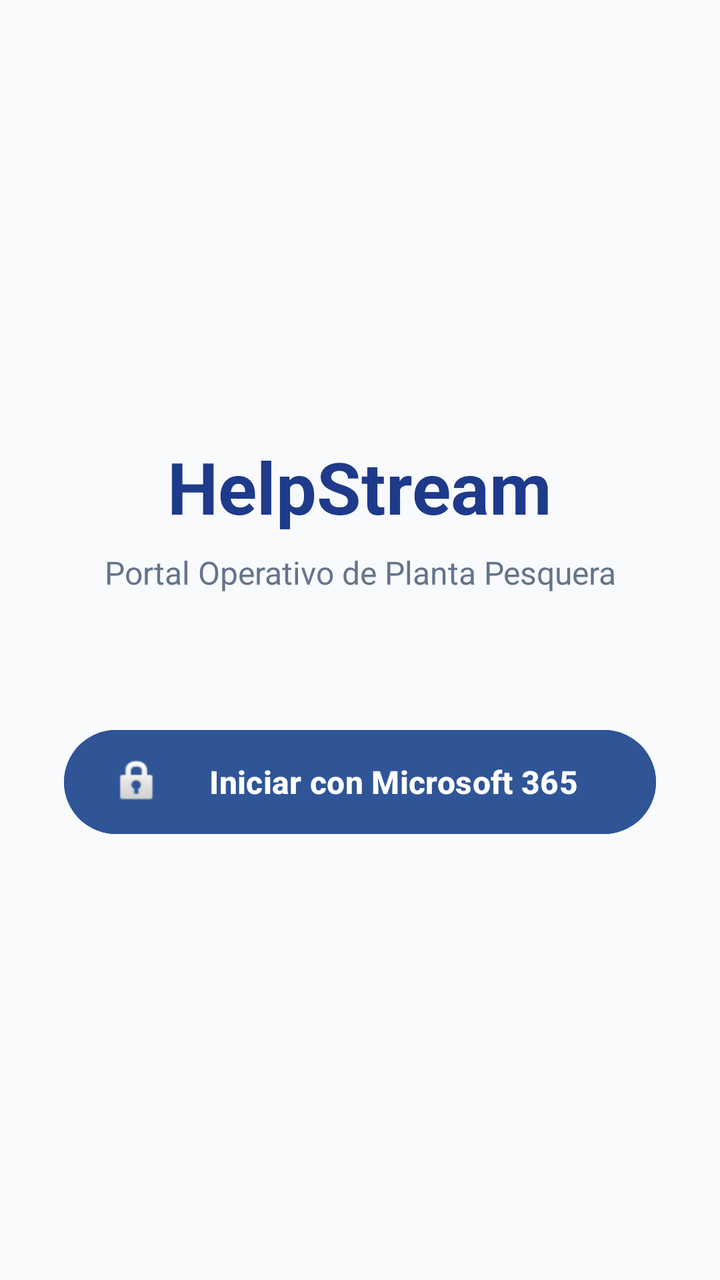
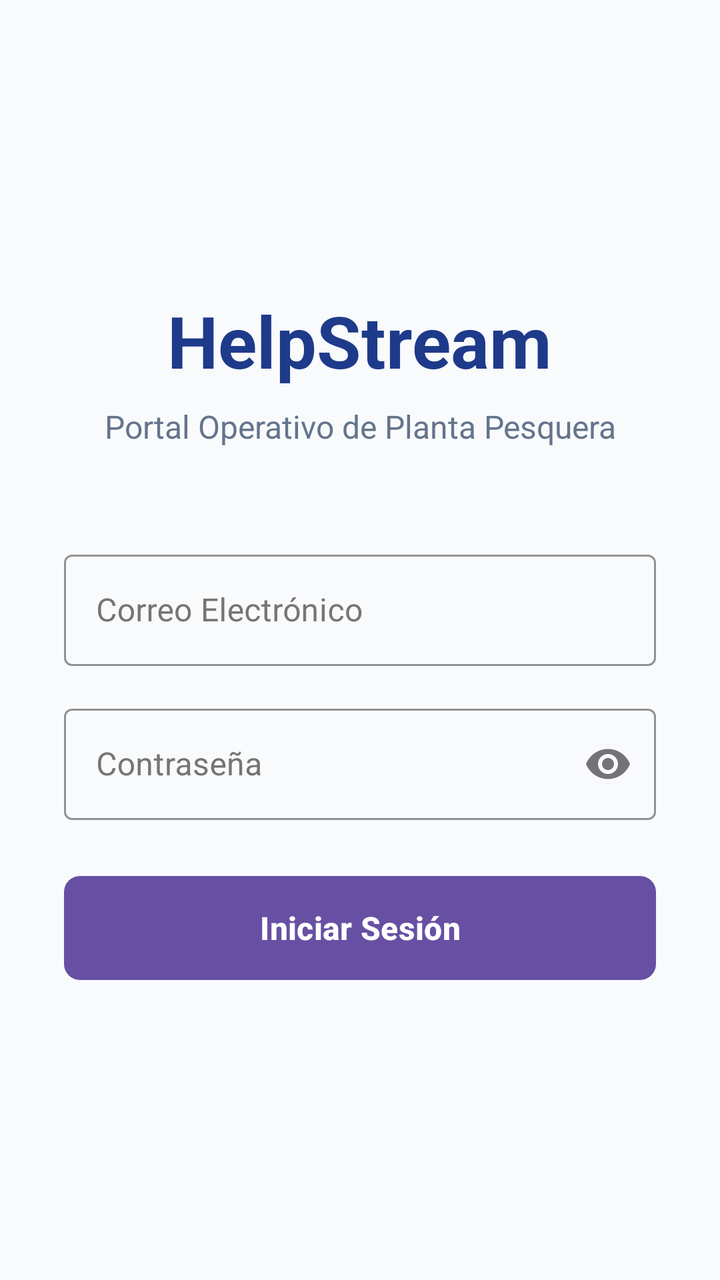

Two renders of the same Android screen: before a commit and after it. Below are the layout's source before the change and the commit's diff.
<!-- AndroidManifest.xml: application theme Theme.HelpStream_Mobile -->
<!-- res/layout/activity_login.xml -->
<?xml version="1.0" encoding="utf-8"?>
<LinearLayout xmlns:android="http://schemas.android.com/apk/res/android"
    android:layout_width="match_parent"
    android:layout_height="match_parent"
    android:orientation="vertical"
    android:gravity="center"
    android:padding="32dp"
    android:background="#F8FAFC">

    <TextView
        android:layout_width="wrap_content"
        android:layout_height="wrap_content"
        android:text="HelpStream"
        android:textSize="36sp"
        android:textStyle="bold"
        android:textColor="#1E3A8A"
        android:layout_marginBottom="8dp"/>

    <TextView
        android:layout_width="wrap_content"
        android:layout_height="wrap_content"
        android:text="Portal Operativo de Planta Pesquera"
        android:textSize="16sp"
        android:textColor="#64748B"
        android:textAlignment="center"
        android:layout_marginBottom="64dp"/>

    
    <Button
        android:id="@+id/btnLoginSSO"
        android:layout_width="match_parent"
        android:layout_height="60dp"
        android:text="Iniciar con Microsoft 365"
        android:textSize="16sp"
        android:textStyle="bold"
        android:textColor="#FFFFFF"
        android:backgroundTint="#2F5597"
        android:drawableLeft="@android:drawable/ic_lock_idle_lock"
        android:paddingLeft="24dp"/>

</LinearLayout>
<!-- resources referenced by this layout -->
<resources>
  <style name="Theme.HelpStream_Mobile" parent="Base.Theme.HelpStream_Mobile" />
  <style name="Base.Theme.HelpStream_Mobile" parent="Theme.Material3.DayNight.NoActionBar">
          
          
      </style>
</resources>

<!-- the commit's change to res/layout/activity_login.xml (unified diff, before → after) -->
@@ -1,5 +1,6 @@
 <?xml version="1.0" encoding="utf-8"?>
 <LinearLayout xmlns:android="http://schemas.android.com/apk/res/android"
+    xmlns:app="http://schemas.android.com/apk/res-auto"
     android:layout_width="match_parent"
     android:layout_height="match_parent"
     android:orientation="vertical"
@@ -23,19 +24,61 @@
         android:textSize="16sp"
         android:textColor="#64748B"
         android:textAlignment="center"
-        android:layout_marginBottom="64dp"/>
+        android:layout_marginBottom="48dp"/>
 
-    
-    <Button
-        android:id="@+id/btnLoginSSO"
+    <com.google.android.material.textfield.TextInputLayout
+        android:layout_width="match_parent"
+        android:layout_height="wrap_content"
+        android:hint="Correo Electrónico"
+        android:layout_marginBottom="16dp"
+        app:boxStrokeColor="#1A237E"
+        app:hintTextColor="#000000"
+        android:textColorHint="#757575"
+        style="@style/Widget.MaterialComponents.TextInputLayout.OutlinedBox">
+
+        <com.google.android.material.textfield.TextInputEditText
+            android:id="@+id/etEmail"
+            android:layout_width="match_parent"
+            android:layout_height="wrap_content"
+            android:textColor="#000000"
+            android:inputType="textEmailAddress" />
+
+    </com.google.android.material.textfield.TextInputLayout>
+
+    <com.google.android.material.textfield.TextInputLayout
+        android:layout_width="match_parent"
+        android:layout_height="wrap_content"
+        android:hint="Contraseña"
+        app:endIconMode="password_toggle"
+        android:layout_marginBottom="24dp"
+        app:boxStrokeColor="#1A237E"
+        app:hintTextColor="#000000"
+        android:textColorHint="#757575"
+        style="@style/Widget.MaterialComponents.TextInputLayout.OutlinedBox">
+
+        <com.google.android.material.textfield.TextInputEditText
+            android:id="@+id/etPassword"
+            android:layout_width="match_parent"
+            android:layout_height="wrap_content"
+            android:textColor="#000000"
+            android:inputType="textPassword" />
+
+    </com.google.android.material.textfield.TextInputLayout>
+
+    <ProgressBar
+        android:id="@+id/progressBar"
+        android:layout_width="wrap_content"
+        android:layout_height="wrap_content"
+        android:layout_marginBottom="16dp"
+        android:visibility="gone" />
+
+    <com.google.android.material.button.MaterialButton
+        android:id="@+id/btnLogin"
         android:layout_width="match_parent"
         android:layout_height="60dp"
-        android:text="Iniciar con Microsoft 365"
+        android:text="Iniciar Sesión"
         android:textSize="16sp"
         android:textStyle="bold"
-        android:textColor="#FFFFFF"
-        android:backgroundTint="#2F5597"
-        android:drawableLeft="@android:drawable/ic_lock_idle_lock"
-        android:paddingLeft="24dp"/>
+        app:cornerRadius="8dp" />
 
 </LinearLayout>
